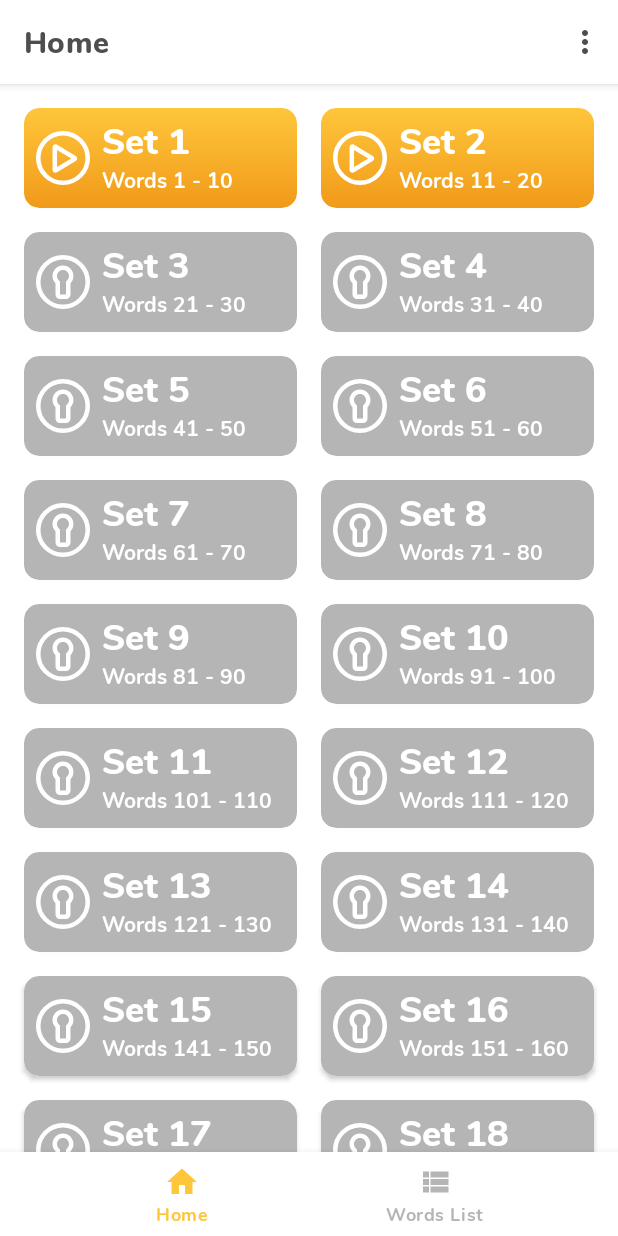
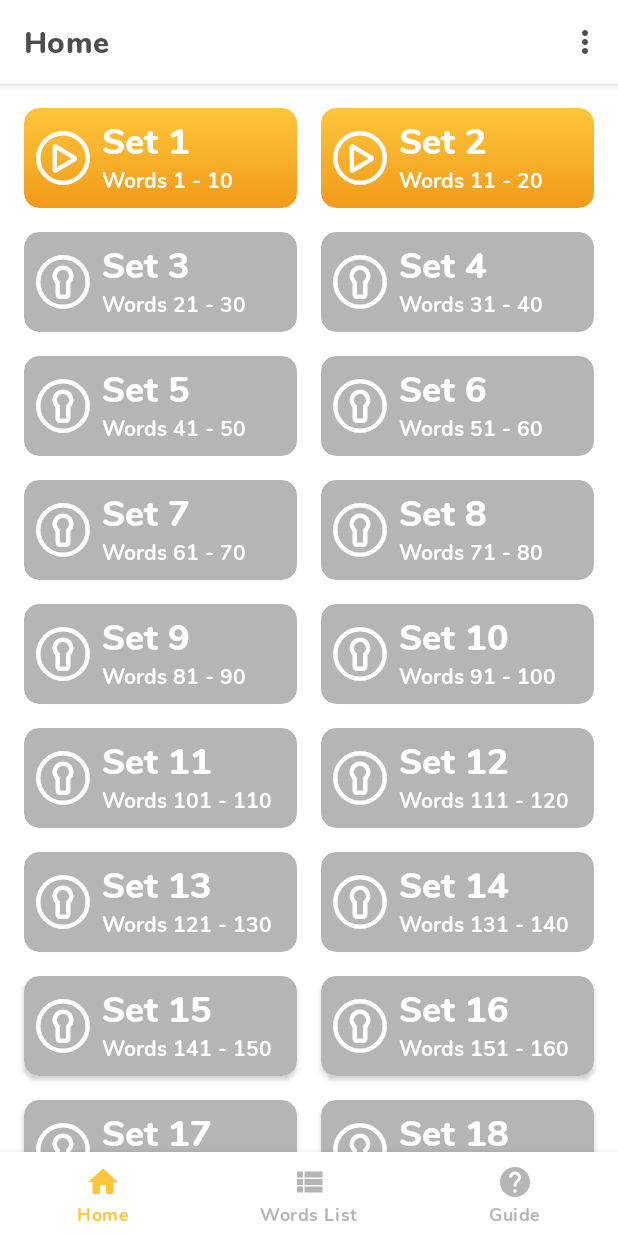
Before and after one commit to imaadzaffar/11-plus-vocab, an Android app: the screen it shows after launch (MainActivity), on a phone screen of 412 x 824 dp. Run offline under Robolectric (Android 15) with nearby library versions, the phone set to English and light mode, and no system bars; our stand-ins replace navigation-ui; 6 statements that could not run were skipped.

Commit message:
Added placeholder fragments
- Stats
- Guide

```diff
--- /dev/null
+++ b/app/src/main/res/drawable/ic_icon_help.xml
@@ -0,0 +1,10 @@
+<vector xmlns:android="http://schemas.android.com/apk/res/android"
+    android:width="24dp"
+    android:height="24dp"
+    android:viewportWidth="24"
+    android:viewportHeight="24"
+    android:tint="?attr/colorControlNormal">
+  <path
+      android:fillColor="@android:color/white"
+      android:pathData="M12,2C6.48,2 2,6.48 2,12s4.48,10 10,10 10,-4.48 10,-10S17.52,2 12,2zM13,19h-2v-2h2v2zM15.07,11.25l-0.9,0.92C13.45,12.9 13,13.5 13,15h-2v-0.5c0,-1.1 0.45,-2.1 1.17,-2.83l1.24,-1.26c0.37,-0.36 0.59,-0.86 0.59,-1.41 0,-1.1 -0.9,-2 -2,-2s-2,0.9 -2,2L8,9c0,-2.21 1.79,-4 4,-4s4,1.79 4,4c0,0.88 -0.36,1.68 -0.93,2.25z"/>
+</vector>
--- a/app/src/main/res/layout/fragment_learn.xml
+++ b/app/src/main/res/layout/fragment_learn.xml
@@ -6,7 +6,8 @@
     android:layout_width="match_parent"
     android:layout_height="match_parent"
     android:background="@color/colorWhite"
-    android:clipChildren="false">
+    android:clipChildren="false"
+    tools:context=".ui.learn.LearnFragment">
 
     <androidx.constraintlayout.widget.ConstraintLayout
         android:id="@+id/container_buttons"
--- a/app/src/main/res/layout/fragment_test.xml
+++ b/app/src/main/res/layout/fragment_test.xml
@@ -6,7 +6,8 @@
     android:layout_width="match_parent"
     android:layout_height="match_parent"
     android:background="@color/colorWhite"
-    android:clipChildren="false">
+    android:clipChildren="false"
+    tools:context=".ui.test.TestFragment">
 
     <androidx.constraintlayout.widget.ConstraintLayout
         android:id="@+id/container_buttons"
--- a/app/src/main/res/menu/bottom_nav_menu.xml
+++ b/app/src/main/res/menu/bottom_nav_menu.xml
@@ -5,12 +5,18 @@
         android:id="@+id/homeFragment"
         android:enabled="true"
         android:icon="@drawable/ic_icon_home"
-        android:title="Home" />
+        android:title="@string/label_fragment_home" />
 
     <item
         android:id="@+id/wordsListFragment"
         android:enabled="true"
         android:icon="@drawable/ic_icon_list"
-        android:title="Words List" />
+        android:title="@string/label_fragment_wordslist" />
+
+    <item
+        android:id="@+id/guideFragment"
+        android:enabled="true"
+        android:icon="@drawable/ic_icon_help"
+        android:title="@string/label_fragment_guide" />
 
 </menu>
--- a/app/src/main/res/navigation/nav_graph.xml
+++ b/app/src/main/res/navigation/nav_graph.xml
@@ -49,43 +49,32 @@
 
     <fragment
         android:id="@+id/statsFragment"
-        android:label="@string/label_fragment_stats">
+        android:name="com.zafaris.elevenplusvocab.ui.stats.StatsFragment"
+        android:label="@string/label_fragment_stats"
+        tools:layout="@layout/fragment_stats">
         <argument
             android:name="setNo"
-            app:argType="integer"
-            android:defaultValue="0"/>
+            android:defaultValue="0"
+            app:argType="integer" />
     </fragment>
 
     <navigation android:id="@+id/homeGraph"
         app:startDestination="@id/homeFragment">
         <fragment
-            android:id="@+id/guideFragment"
-            android:label="@string/label_fragment_guide"/>
-        <fragment
             android:id="@+id/homeFragment"
             android:name="com.zafaris.elevenplusvocab.ui.home.HomeFragment"
             android:label="@string/label_fragment_home"
-            tools:layout="@layout/fragment_home">
-            <action
-                android:id="@+id/action_homeFragment_to_wordsListFragment"
-                app:destination="@id/wordsListFragment"
-                app:enterAnim="@anim/nav_default_enter_anim"
-                app:exitAnim="@anim/nav_default_exit_anim"
-                app:popEnterAnim="@anim/nav_default_pop_enter_anim"
-                app:popExitAnim="@anim/nav_default_pop_exit_anim" />
-            <action
-                android:id="@+id/action_homeFragment_to_guideFragment"
-                app:destination="@id/guideFragment"
-                app:enterAnim="@anim/nav_default_enter_anim"
-                app:exitAnim="@anim/nav_default_exit_anim"
-                app:popEnterAnim="@anim/nav_default_pop_enter_anim"
-                app:popExitAnim="@anim/nav_default_pop_exit_anim" />
-        </fragment>
+            tools:layout="@layout/fragment_home"/>
         <fragment
             android:id="@+id/wordsListFragment"
             android:name="com.zafaris.elevenplusvocab.ui.wordslist.WordsListFragment"
             android:label="@string/label_fragment_wordslist"
             tools:layout="@layout/fragment_wordslist"/>
+        <fragment
+            android:id="@+id/guideFragment"
+            android:name="com.zafaris.elevenplusvocab.ui.guide.GuideFragment"
+            android:label="@string/label_fragment_guide"
+            tools:layout="@layout/fragment_guide"/>
         <action
             android:id="@+id/action_global_learn"
             app:destination="@id/learnFragment"
```
Also changed, not shown: app/src/main/java/com/zafaris/elevenplusvocab/ui/guide/GuideFragment.kt (added, +31 -0 lines), app/src/main/java/com/zafaris/elevenplusvocab/ui/stats/StatsFragment.kt (added, +30 -0 lines), app/src/main/res/layout/fragment_guide.xml (added, +18 -0 lines), app/src/main/res/layout/fragment_stats.xml (added, +20 -0 lines).
